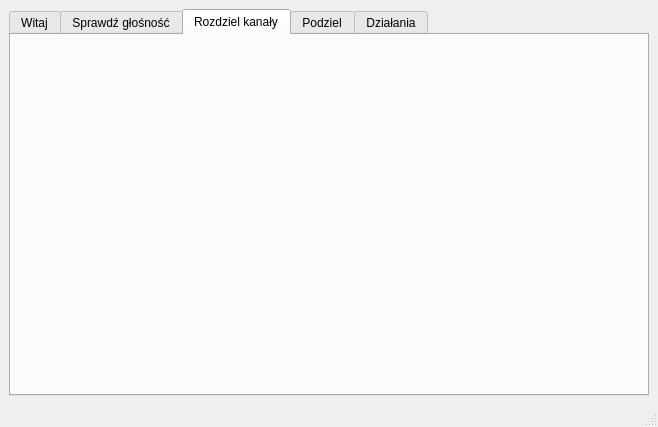
Old version of the form interfejs.ui in the repository Mm2PL/nagrywanol.
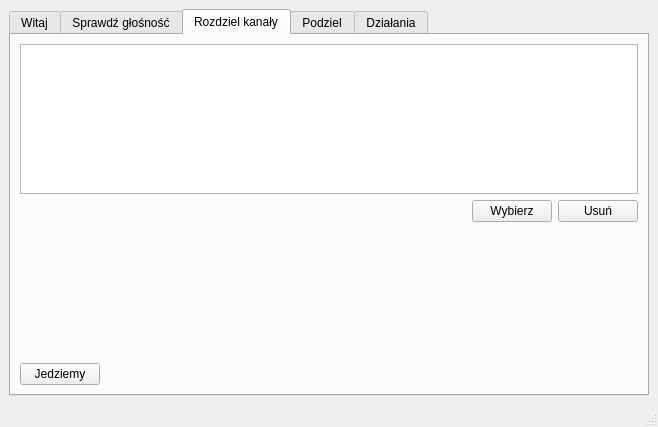
New version of the form. The open tabs and pages were chosen to show the change.

Commit message: Dodaj dzielenie na kanały.

The edit to the form file:
```diff
--- a/interfejs.ui
+++ b/interfejs.ui
@@ -266,6 +266,101 @@
          <attribute name="title">
           <string>Rozdziel kanały</string>
          </attribute>
+         <layout class="QVBoxLayout" name="verticalLayout_6">
+          <item>
+           <widget class="QListView" name="listview_split_channels_files">
+            <property name="maximumSize">
+             <size>
+              <width>16777215</width>
+              <height>150</height>
+             </size>
+            </property>
+            <property name="acceptDrops">
+             <bool>true</bool>
+            </property>
+            <property name="editTriggers">
+             <set>QAbstractItemView::NoEditTriggers</set>
+            </property>
+            <property name="alternatingRowColors">
+             <bool>true</bool>
+            </property>
+            <property name="selectionMode">
+             <enum>QAbstractItemView::ExtendedSelection</enum>
+            </property>
+            <property name="selectionBehavior">
+             <enum>QAbstractItemView::SelectRows</enum>
+            </property>
+           </widget>
+          </item>
+          <item>
+           <layout class="QHBoxLayout" name="layout_split_add_2">
+            <item>
+             <spacer name="horizontalSpacer_9">
+              <property name="orientation">
+               <enum>Qt::Horizontal</enum>
+              </property>
+              <property name="sizeHint" stdset="0">
+               <size>
+                <width>40</width>
+                <height>20</height>
+               </size>
+              </property>
+             </spacer>
+            </item>
+            <item>
+             <widget class="QPushButton" name="button_split_channels_pick_file">
+              <property name="text">
+               <string>Wybierz</string>
+              </property>
+             </widget>
+            </item>
+            <item>
+             <widget class="QPushButton" name="button_split_channels_delete_picked_file">
+              <property name="text">
+               <string>Usuń</string>
+              </property>
+             </widget>
+            </item>
+           </layout>
+          </item>
+          <item>
+           <spacer name="verticalSpacer">
+            <property name="orientation">
+             <enum>Qt::Vertical</enum>
+            </property>
+            <property name="sizeHint" stdset="0">
+             <size>
+              <width>20</width>
+              <height>40</height>
+             </size>
+            </property>
+           </spacer>
+          </item>
+          <item>
+           <layout class="QHBoxLayout" name="horizontalLayout_6">
+            <item>
+             <widget class="QPushButton" name="button_split_channels_accept">
+              <property name="text">
+               <string>Jedziemy</string>
+              </property>
+             </widget>
+            </item>
+            <item>
+             <spacer name="horizontalSpacer_8">
+              <property name="orientation">
+               <enum>Qt::Horizontal</enum>
+              </property>
+              <property name="sizeHint" stdset="0">
+               <size>
+                <width>40</width>
+                <height>20</height>
+               </size>
+              </property>
+             </spacer>
+            </item>
+           </layout>
+          </item>
+         </layout>
         </widget>
         <widget class="QWidget" name="tab_split_action">
          <attribute name="title">
```
Left out of the diff: 2 changed lines with no effect on the pictures. The commit also changes 2 other files.
